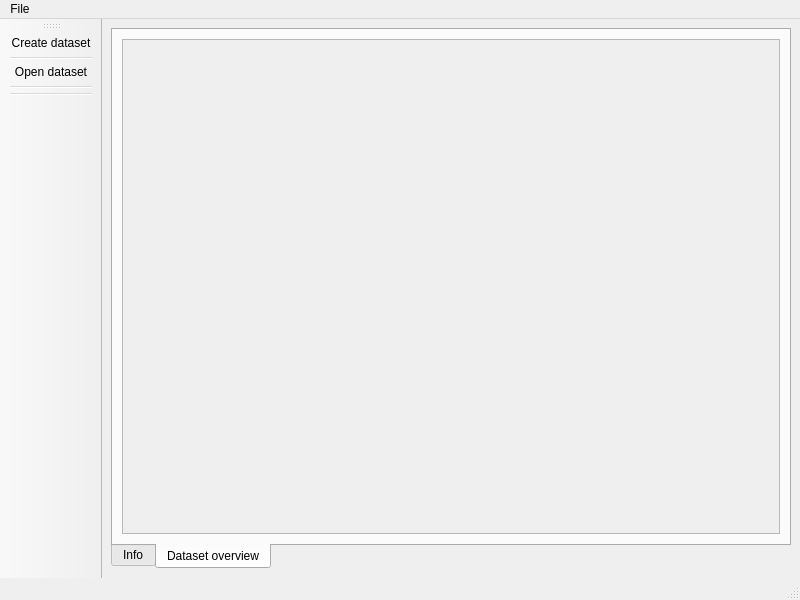
Qt form form.ui (Biblbrox/MLDataAnalize) before a commit.
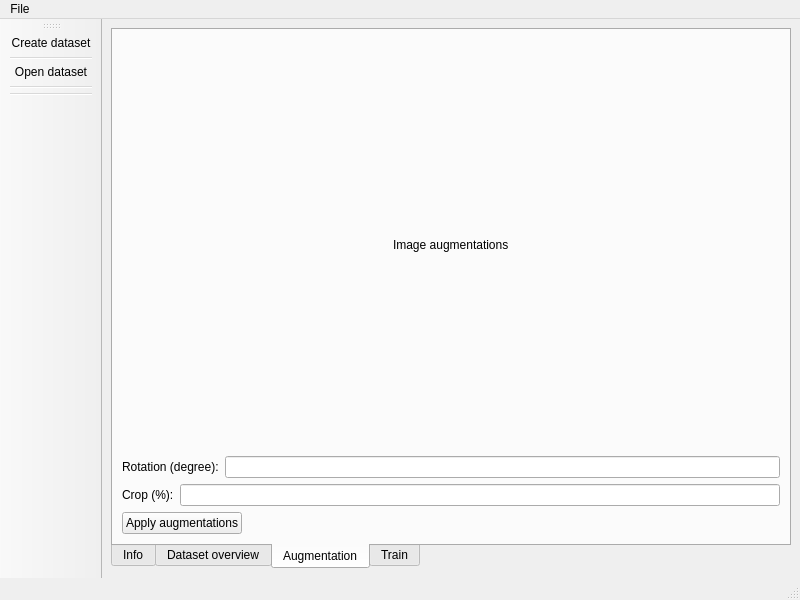
The same form after that commit.

```diff
--- a/form.ui
+++ b/form.ui
@@ -21,7 +21,7 @@
        <enum>QTabWidget::South</enum>
       </property>
       <property name="currentIndex">
-       <number>1</number>
+       <number>2</number>
       </property>
       <widget class="QWidget" name="tab">
        <attribute name="title">
@@ -61,6 +61,81 @@
         </item>
        </layout>
       </widget>
+      <widget class="QWidget" name="tab_augmentation">
+       <attribute name="title">
+        <string>Augmentation</string>
+       </attribute>
+       <layout class="QVBoxLayout" name="verticalLayout_4">
+        <item>
+         <layout class="QVBoxLayout" name="verticalLayout_3">
+          <item alignment="Qt::AlignHCenter">
+           <widget class="QLabel" name="label_3">
+            <property name="text">
+             <string>Image augmentations</string>
+            </property>
+           </widget>
+          </item>
+          <item>
+           <layout class="QHBoxLayout" name="horizontalLayout">
+            <item>
+             <widget class="QLabel" name="label">
+              <property name="text">
+               <string>Rotation (degree):</string>
+              </property>
+             </widget>
+            </item>
+            <item>
+             <widget class="QLineEdit" name="lineEdit"/>
+            </item>
+           </layout>
+          </item>
+          <item>
+           <layout class="QHBoxLayout" name="horizontalLayout_2">
+            <item>
+             <widget class="QLabel" name="label_2">
+              <property name="text">
+               <string>Crop (%):</string>
+              </property>
+             </widget>
+            </item>
+            <item>
+             <widget class="QLineEdit" name="lineEdit_2"/>
+            </item>
+           </layout>
+          </item>
+         </layout>
+        </item>
+        <item>
+         <layout class="QHBoxLayout" name="horizontalLayout_3">
+          <item>
+           <widget class="QPushButton" name="pushButton">
+            <property name="text">
+             <string>Apply augmentations</string>
+            </property>
+           </widget>
+          </item>
+          <item>
+           <spacer name="horizontalSpacer">
+            <property name="orientation">
+             <enum>Qt::Horizontal</enum>
+            </property>
+            <property name="sizeHint" stdset="0">
+             <size>
+              <width>40</width>
+              <height>20</height>
+             </size>
+            </property>
+           </spacer>
+          </item>
+         </layout>
+        </item>
+       </layout>
+      </widget>
+      <widget class="QWidget" name="train_tab">
+       <attribute name="title">
+        <string>Train</string>
+       </attribute>
+      </widget>
      </widget>
     </item>
    </layout>
```
